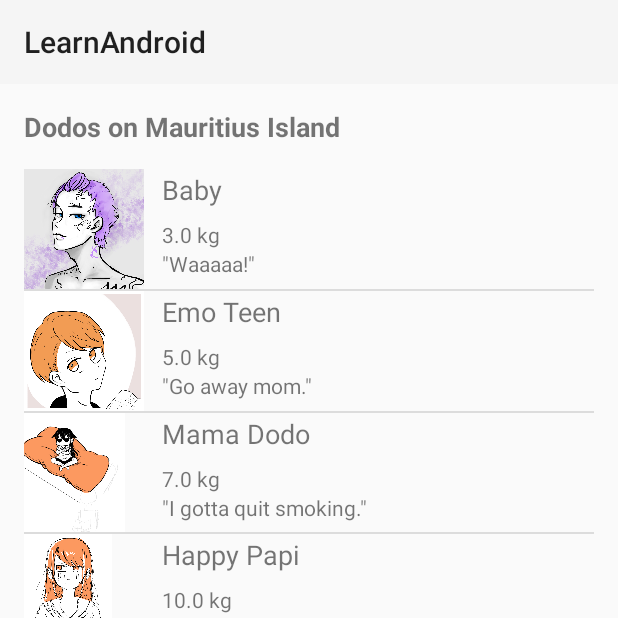
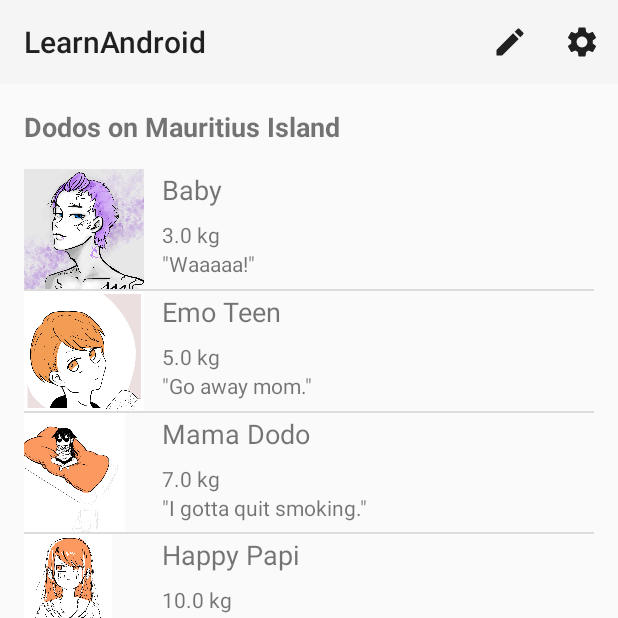
Before and after one commit to papashirogane/DodoApp, an Android app: the DodoListActivity screen opened directly, with no data from a screen before it, on a phone screen of 412 x 824 dp, the top half of it. Run offline under Robolectric (Android 15) with nearby library versions, the phone set to English and light mode, and no system bars.

Commit message:
Added edit submenu to menu in DodoListActivity.java

```diff
--- /dev/null
+++ b/app/src/main/res/drawable/ic_edit.xml
@@ -0,0 +1,10 @@
+<vector xmlns:android="http://schemas.android.com/apk/res/android"
+    android:width="24dp"
+    android:height="24dp"
+    android:viewportWidth="24"
+    android:viewportHeight="24"
+    android:tint="?attr/colorControlNormal">
+  <path
+      android:fillColor="@android:color/white"
+      android:pathData="M3,17.25V21h3.75L17.81,9.94l-3.75,-3.75L3,17.25zM20.71,7.04c0.39,-0.39 0.39,-1.02 0,-1.41l-2.34,-2.34c-0.39,-0.39 -1.02,-0.39 -1.41,0l-1.83,1.83 3.75,3.75 1.83,-1.83z"/>
+</vector>
--- /dev/null
+++ b/app/src/main/res/drawable/ic_settings.xml
@@ -0,0 +1,10 @@
+<vector xmlns:android="http://schemas.android.com/apk/res/android"
+    android:width="24dp"
+    android:height="24dp"
+    android:viewportWidth="24"
+    android:viewportHeight="24"
+    android:tint="?attr/colorControlNormal">
+  <path
+      android:fillColor="@android:color/white"
+      android:pathData="M19.14,12.94c0.04,-0.3 0.06,-0.61 0.06,-0.94c0,-0.32 -0.02,-0.64 -0.07,-0.94l2.03,-1.58c0.18,-0.14 0.23,-0.41 0.12,-0.61l-1.92,-3.32c-0.12,-0.22 -0.37,-0.29 -0.59,-0.22l-2.39,0.96c-0.5,-0.38 -1.03,-0.7 -1.62,-0.94L14.4,2.81c-0.04,-0.24 -0.24,-0.41 -0.48,-0.41h-3.84c-0.24,0 -0.43,0.17 -0.47,0.41L9.25,5.35C8.66,5.59 8.12,5.92 7.63,6.29L5.24,5.33c-0.22,-0.08 -0.47,0 -0.59,0.22L2.74,8.87C2.62,9.08 2.66,9.34 2.86,9.48l2.03,1.58C4.84,11.36 4.8,11.69 4.8,12s0.02,0.64 0.07,0.94l-2.03,1.58c-0.18,0.14 -0.23,0.41 -0.12,0.61l1.92,3.32c0.12,0.22 0.37,0.29 0.59,0.22l2.39,-0.96c0.5,0.38 1.03,0.7 1.62,0.94l0.36,2.54c0.05,0.24 0.24,0.41 0.48,0.41h3.84c0.24,0 0.44,-0.17 0.47,-0.41l0.36,-2.54c0.59,-0.24 1.13,-0.56 1.62,-0.94l2.39,0.96c0.22,0.08 0.47,0 0.59,-0.22l1.92,-3.32c0.12,-0.22 0.07,-0.47 -0.12,-0.61L19.14,12.94zM12,15.6c-1.98,0 -3.6,-1.62 -3.6,-3.6s1.62,-3.6 3.6,-3.6s3.6,1.62 3.6,3.6S13.98,15.6 12,15.6z"/>
+</vector>
--- a/app/src/main/res/menu/menu_dodo_list.xml
+++ b/app/src/main/res/menu/menu_dodo_list.xml
@@ -1,3 +1,31 @@
 <?xml version="1.0" encoding="utf-8"?>
 <menu xmlns:app="http://schemas.android.com/apk/res-auto"
-    xmlns:android="http://schemas.android.com/apk/res/android"/>
+    xmlns:android="http://schemas.android.com/apk/res/android">
+
+    <item
+        android:id="@+id/iconEdit"
+        android:icon="@drawable/ic_edit"
+        android:title="@string/edit"
+        app:showAsAction="ifRoom">
+
+        <menu>
+            <item android:id="@+id/edit_add"
+                android:title="@string/add_a_dodo"
+                app:showAsAction="ifRoom"/>
+
+            <item android:id="@+id/edit_edit"
+                android:title="@string/edit_a_dodo"
+                app:showAsAction="ifRoom"/>
+
+            <item android:id="@+id/edit_delete"
+                android:title="@string/delete_a_dodo"
+                app:showAsAction="ifRoom"/>
+        </menu>
+    </item>
+
+    <item android:id="@+id/iconSettings"
+        android:icon="@drawable/ic_settings"
+        android:title="@string/settings"
+        app:showAsAction="ifRoom"/>
+
+</menu>
--- a/app/src/main/res/values/strings.xml
+++ b/app/src/main/res/values/strings.xml
@@ -3,4 +3,9 @@
     <string name="click_me">Click me!</string>
     <string name="dodo">D O D O</string>
     <string name="start">start</string>
+    <string name="add_a_dodo">Add a dodo</string>
+    <string name="edit_a_dodo">Edit a dodo</string>
+    <string name="delete_a_dodo">Delete a dodo</string>
+    <string name="edit">Edit</string>
+    <string name="settings">Settings</string>
 </resources>
```
Also changed, not shown: app/src/main/java/com/example/learnandroid/DodoListActivity.java (+26 -0 lines), app/src/main/res/drawable/ic_add.xml (added, +10 -0 lines).
